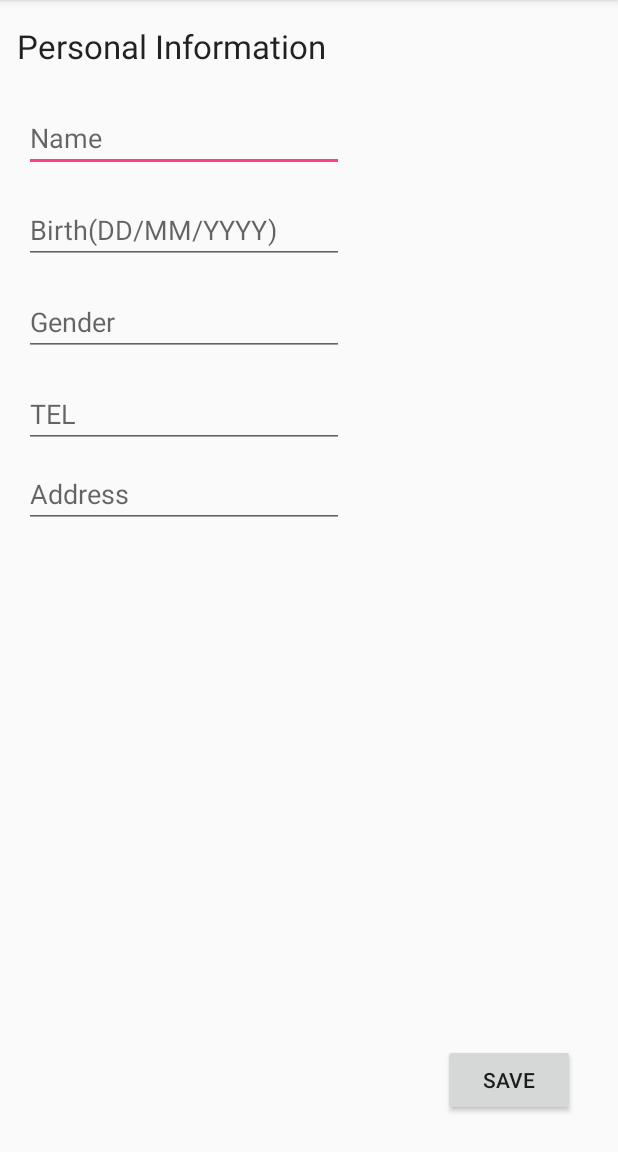
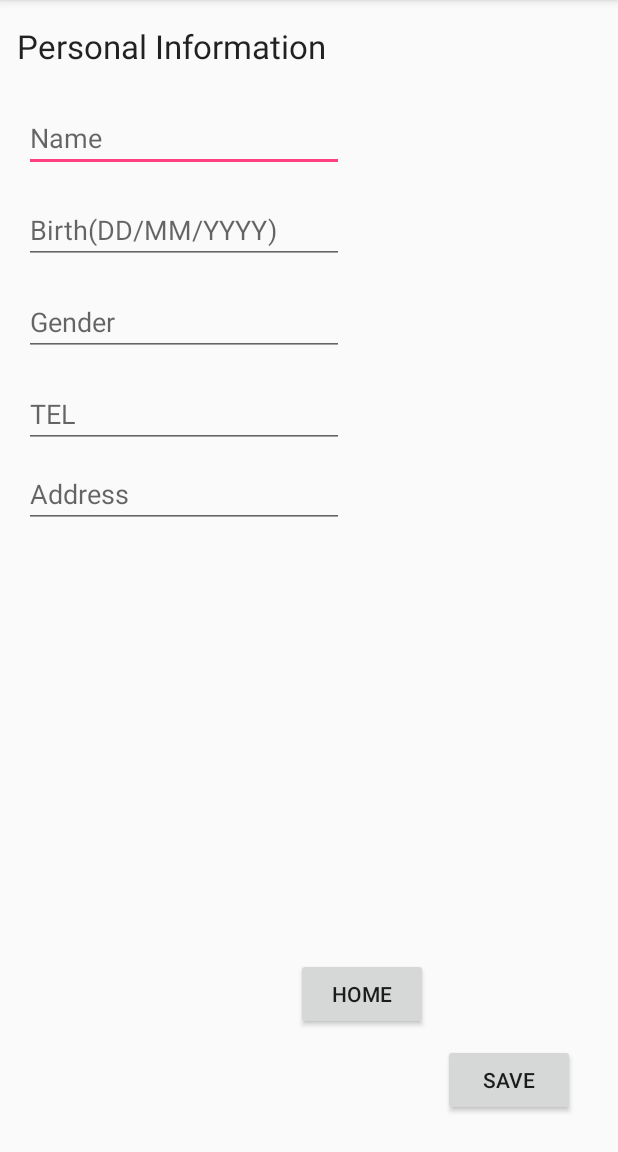
Before and after one commit to hanktom/Shapi, an Android app: the PersonalDataActivity screen opened directly, with no data from a screen before it, on a phone screen of 412 x 824 dp, the part 84-1236 px from its top. Run offline under Robolectric (Android 15) with nearby library versions, the phone set to English and light mode, and no system bars; 5 statements that could not run were skipped.

Commit message:
加入彈出視窗 ps幫我看看PersonalDataActivity第100~102行那邊可不可行

```diff
--- a/app/src/main/res/layout/activity_personal_data.xml
+++ b/app/src/main/res/layout/activity_personal_data.xml
@@ -26,6 +26,7 @@
         android:layout_marginStart="8dp"
         android:layout_marginEnd="8dp"
         android:layout_marginBottom="24dp"
+        android:onClick="save"
         android:text="save"
         app:layout_constraintBottom_toBottomOf="parent"
         app:layout_constraintEnd_toEndOf="parent"
@@ -79,6 +80,7 @@
         android:layout_marginBottom="164dp"
         android:ems="10"
         android:hint="Address"
+        android:inputType="textMultiLine"
         app:layout_constraintBottom_toBottomOf="parent"
         app:layout_constraintStart_toStartOf="parent"
         app:layout_constraintTop_toBottomOf="@+id/ed-PD-tel"
@@ -96,4 +98,17 @@
         app:layout_constraintStart_toStartOf="parent"
         app:layout_constraintTop_toBottomOf="@+id/ed-PD-gender" />
 
+    <Button
+        android:id="@+id/btn-PD-home"
+        android:layout_width="wrap_content"
+        android:layout_height="wrap_content"
+        android:layout_marginStart="8dp"
+        android:text="home"
+        app:layout_constraintBottom_toBottomOf="parent"
+        app:layout_constraintEnd_toStartOf="@+id/btn-PD-save"
+        app:layout_constraintHorizontal_bias="0.951"
+        app:layout_constraintStart_toStartOf="parent"
+        app:layout_constraintTop_toBottomOf="@+id/ed-PD-address"
+        app:layout_constraintVertical_bias="0.779" />
+
 </android.support.constraint.ConstraintLayout>
```
Also changed, not shown: app/src/main/java/com/fju/shapi/PersonalDataActivity.java (+60 -7 lines).
